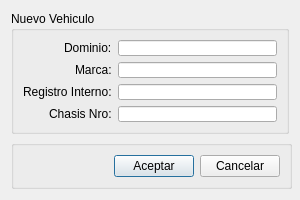
The window that src/ui/DialogAltaVehiculoPrueba.ui (guilleurrutia10/division-transporte) describes before a commit, drawn with Qt 5.
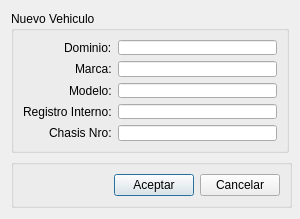
The same window after the commit.

Diff of the .ui file:
```diff
--- a/src/ui/DialogAltaVehiculoPrueba.ui
+++ b/src/ui/DialogAltaVehiculoPrueba.ui
@@ -7,7 +7,7 @@
     <x>0</x>
     <y>0</y>
     <width>300</width>
-    <height>200</height>
+    <height>219</height>
    </rect>
   </property>
   <property name="sizePolicy">
@@ -19,13 +19,13 @@
   <property name="minimumSize">
    <size>
     <width>300</width>
-    <height>180</height>
+    <height>219</height>
    </size>
   </property>
   <property name="maximumSize">
    <size>
     <width>300</width>
-    <height>200</height>
+    <height>224</height>
    </size>
   </property>
   <property name="windowTitle">
@@ -70,26 +70,36 @@
       <item row="1" column="1">
        <widget class="QLineEdit" name="lineEditMarca"/>
       </item>
-      <item row="2" column="0">
+      <item row="3" column="0">
        <widget class="QLabel" name="label_3">
         <property name="text">
          <string>Registro Interno:</string>
         </property>
        </widget>
       </item>
-      <item row="2" column="1">
+      <item row="3" column="1">
        <widget class="QLineEdit" name="lineEditRegistroInterno"/>
       </item>
-      <item row="3" column="0">
+      <item row="4" column="0">
        <widget class="QLabel" name="label_4">
         <property name="text">
          <string>Chasis Nro:</string>
         </property>
        </widget>
       </item>
-      <item row="3" column="1">
+      <item row="4" column="1">
        <widget class="QLineEdit" name="lineEditChasisNro"/>
       </item>
+      <item row="2" column="0">
+       <widget class="QLabel" name="label_5">
+        <property name="text">
+         <string>Modelo:</string>
+        </property>
+       </widget>
+      </item>
+      <item row="2" column="1">
+       <widget class="QLineEdit" name="lineEditModelo"/>
+      </item>
      </layout>
     </widget>
    </item>
```
Left out of the diff: 9 changed lines with no effect on the pictures.
